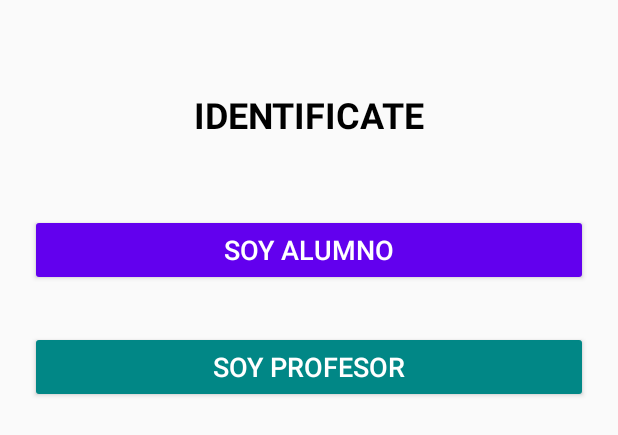
After one commit to intibal29/Examen2_PROM_INTISSAR, an Android app built with Jetpack Compose: the layout actividad_principal.xml on its own in the app's theme, with its tools: preview values and no code run, on a phone screen of 412 x 824 dp. The commit adds this screen. Shown: the top 435 px of the screen. Run offline under Robolectric (Android 15) with nearby library versions, the phone set to English and light mode, and no system bars.

Commit message:
PRINCIPAL

```diff
--- a/app/build.gradle.kts
+++ b/app/build.gradle.kts
@@ -49,6 +49,7 @@ dependencies {
     implementation(libs.androidx.ui.graphics)
     implementation(libs.androidx.ui.tooling.preview)
     implementation(libs.androidx.material3)
+    implementation(libs.androidx.constraintlayout)
     testImplementation(libs.junit)
     androidTestImplementation(libs.androidx.junit)
     androidTestImplementation(libs.androidx.espresso.core)
--- /dev/null
+++ b/app/src/main/res/layout/actividad_login.xml
@@ -0,0 +1,6 @@
+<?xml version="1.0" encoding="utf-8"?>
+<androidx.constraintlayout.widget.ConstraintLayout xmlns:android="http://schemas.android.com/apk/res/android"
+    android:layout_width="match_parent"
+    android:layout_height="match_parent">
+
+</androidx.constraintlayout.widget.ConstraintLayout>
--- /dev/null
+++ b/app/src/main/res/layout/actividad_principal.xml
@@ -0,0 +1,52 @@
+<?xml version="1.0" encoding="utf-8"?>
+<androidx.constraintlayout.widget.ConstraintLayout xmlns:android="http://schemas.android.com/apk/res/android"
+    xmlns:app="http://schemas.android.com/apk/res-auto"
+    xmlns:tools="http://schemas.android.com/tools"
+    android:layout_width="match_parent"
+    android:layout_height="match_parent"
+    android:padding="20dp"
+    tools:context=".interfaz.PrincipalActividad">
+
+    <!-- Título de la App -->
+    <TextView
+        android:id="@+id/tituloApp"
+        android:layout_width="wrap_content"
+        android:layout_height="wrap_content"
+        android:text="@string/identificate"
+        android:textSize="24sp"
+        android:textStyle="bold"
+        android:textColor="@android:color/black"
+        app:layout_constraintTop_toTopOf="parent"
+        app:layout_constraintStart_toStartOf="parent"
+        app:layout_constraintEnd_toEndOf="parent"
+        android:layout_marginTop="40dp" />
+
+    <!-- Botón para Alumno -->
+    <Button
+        android:id="@+id/btnAlumno"
+        android:layout_width="0dp"
+        android:layout_height="wrap_content"
+        android:text="@string/soy_alumno"
+        android:textSize="18sp"
+        android:backgroundTint="@color/purple_500"
+        android:textColor="@android:color/white"
+        app:layout_constraintTop_toBottomOf="@id/tituloApp"
+        app:layout_constraintStart_toStartOf="parent"
+        app:layout_constraintEnd_toEndOf="parent"
+        android:layout_marginTop="50dp" />
+
+    <!-- Botón para Profesor -->
+    <Button
+        android:id="@+id/btnProfesor"
+        android:layout_width="0dp"
+        android:layout_height="wrap_content"
+        android:text="@string/soy_profesor"
+        android:textSize="18sp"
+        android:backgroundTint="@color/teal_700"
+        android:textColor="@android:color/white"
+        app:layout_constraintTop_toBottomOf="@id/btnAlumno"
+        app:layout_constraintStart_toStartOf="parent"
+        app:layout_constraintEnd_toEndOf="parent"
+        android:layout_marginTop="30dp" />
+
+</androidx.constraintlayout.widget.ConstraintLayout>
--- a/app/src/main/res/values/strings.xml
+++ b/app/src/main/res/values/strings.xml
@@ -1,3 +1,6 @@
 <resources>
     <string name="app_name">ExamenProm2</string>
+    <string name="identificate">IDENTIFICATE</string>
+    <string name="soy_alumno">Soy Alumno</string>
+    <string name="soy_profesor">Soy Profesor</string>
 </resources>
--- a/gradle/libs.versions.toml
+++ b/gradle/libs.versions.toml
@@ -8,6 +8,7 @@ espressoCore = "3.6.1"
 lifecycleRuntimeKtx = "2.8.7"
 activityCompose = "1.9.3"
 composeBom = "2024.04.01"
+constraintlayout = "2.2.0"
 
 [libraries]
 androidx-core-ktx = { group = "androidx.core", name = "core-ktx", version.ref = "coreKtx" }
@@ -24,6 +25,7 @@ androidx-ui-tooling-preview = { group = "androidx.compose.ui", name = "ui-toolin
 androidx-ui-test-manifest = { group = "androidx.compose.ui", name = "ui-test-manifest" }
 androidx-ui-test-junit4 = { group = "androidx.compose.ui", name = "ui-test-junit4" }
 androidx-material3 = { group = "androidx.compose.material3", name = "material3" }
+androidx-constraintlayout = { group = "androidx.constraintlayout", name = "constraintlayout", version.ref = "constraintlayout" }
 
 [plugins]
 android-application = { id = "com.android.application", version.ref = "agp" }
```
